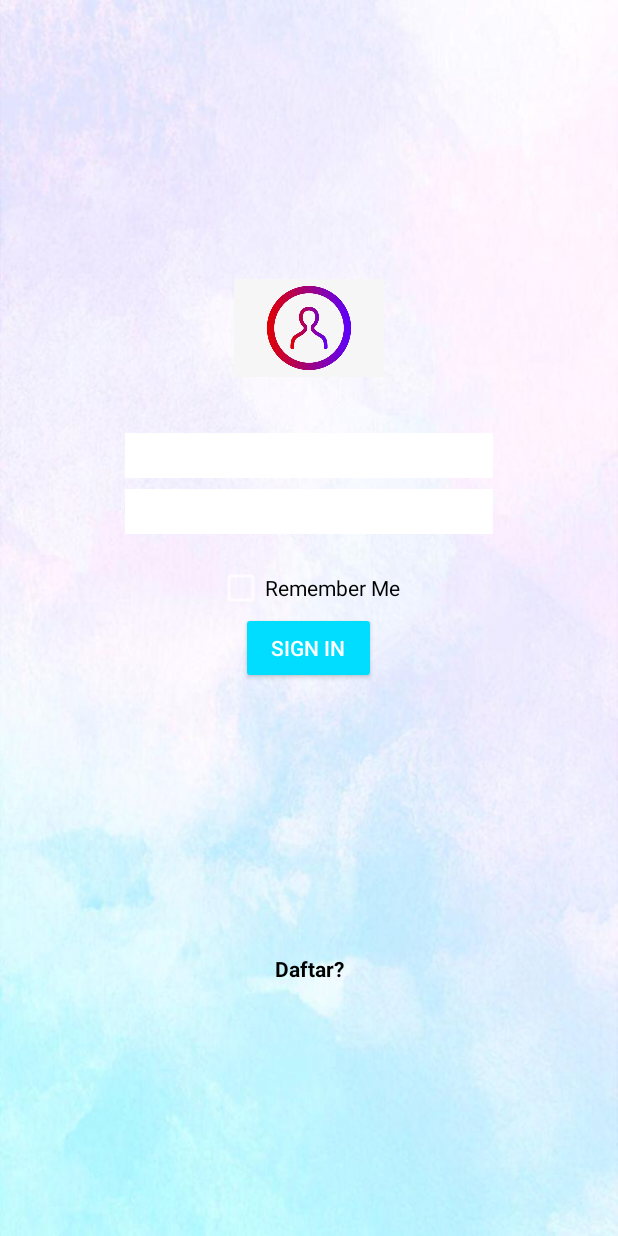
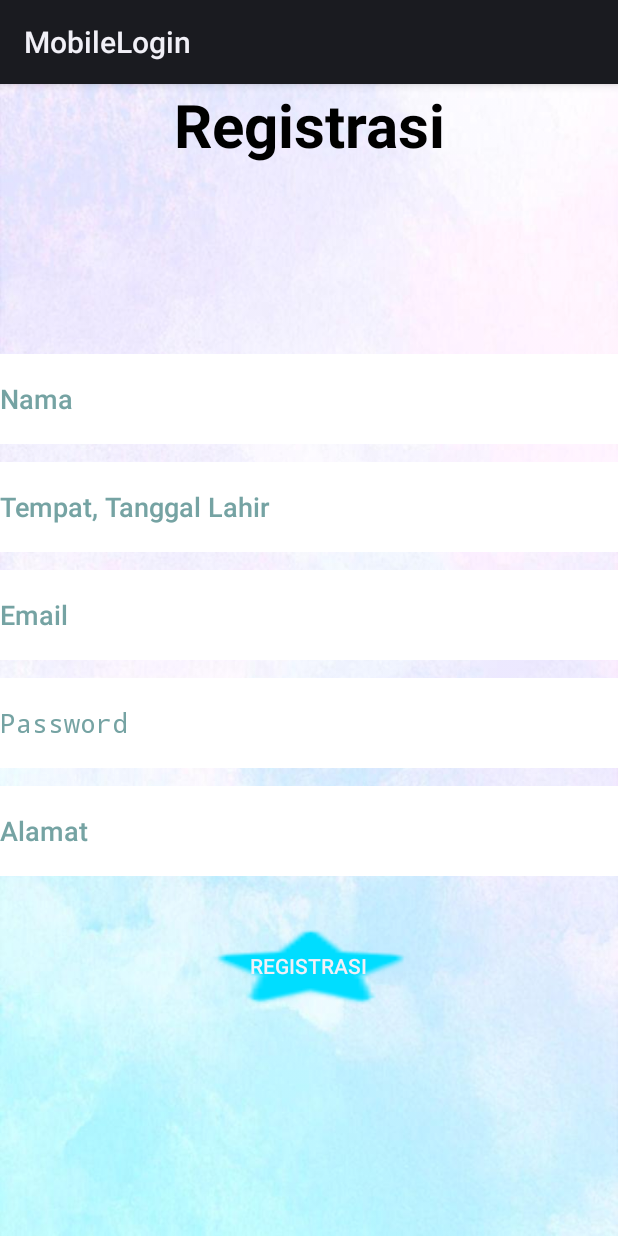
Before and after one commit to PascalPasha/MobileLogin, an Android app: the screen it shows after launch (MainActivity before the commit, activity_registrasi after it), after a tap on "Daftar?", on a phone screen of 412 x 824 dp. Run offline under Robolectric (Android 15) with nearby library versions, the phone set to English and light mode, and no system bars.

Commit message:
Membuat MenuOption dan Floating

```diff
--- a/app/build.gradle
+++ b/app/build.gradle
@@ -33,6 +33,7 @@ dependencies {
     implementation 'androidx.appcompat:appcompat:1.2.0'
     implementation 'com.google.android.material:material:1.3.0'
     implementation 'androidx.constraintlayout:constraintlayout:2.0.4'
+    implementation 'com.getbase:floatingactionbutton:1.10.1'
     testImplementation 'junit:junit:4.+'
     androidTestImplementation 'androidx.test.ext:junit:1.1.2'
     androidTestImplementation 'androidx.test.espresso:espresso-core:3.3.0'
--- a/app/src/main/java/com/example/mobilelogin/MainActivity.java
+++ b/app/src/main/java/com/example/mobilelogin/MainActivity.java
@@ -1,10 +1,14 @@
 package com.example.mobilelogin;
 
+import androidx.annotation.NonNull;
 import androidx.appcompat.app.AppCompatActivity;
 
 
+import android.app.Activity;
 import android.content.Intent;
 import android.os.Bundle;
+import android.view.Menu;
+import android.view.MenuItem;
 import android.view.View;
 import android.widget.Button;
 import android.widget.EditText;
@@ -13,7 +17,7 @@ import android.widget.Toast;
 
 
 
-public class MainActivity extends AppCompatActivity {
+public class MainActivity extends Activity {
     Button button;
     TextView regis;
     EditText edemail,edpassword;
@@ -37,8 +41,8 @@ public class MainActivity extends AppCompatActivity {
                 mail = edemail.getText().toString();
                 pwd = edpassword.getText().toString();
 
-                String email = "pahlevi.pasha09@gmail.com";
-                String pass = "12345";
+                String mail = "pahlevi.pasha09@gmail.com";
+                String pwd = "12345";
 
                 if (mail.equals("") || pwd.equals("")){
                     Toast.makeText(MainActivity.this, "Mohon diisi terlebih dahulu username dan password nya !", Toast.LENGTH_SHORT).show();
@@ -48,14 +52,10 @@ public class MainActivity extends AppCompatActivity {
                     {
                         Toast.makeText(MainActivity.this, "Login berhasil ...", Toast.LENGTH_SHORT).show();
 
-                        Bundle y = new Bundle();
-                        y.putString("a", mail.trim());
-                        y.putString("b", pwd.trim());
 
                         Intent next = new Intent(MainActivity.this, Hasil.class);startActivity(next);
 
-                        next.putExtras(y);
-                        startActivity(next);
+
                     }
                     else {
                         Toast.makeText(MainActivity.this, "Login gagal ... ", Toast.LENGTH_SHORT).show();
@@ -75,4 +75,21 @@ public class MainActivity extends AppCompatActivity {
             }
         });
     }
+
+
+    @Override
+    public boolean onCreateOptionsMenu(Menu menu) {
+        getMenuInflater().inflate(R.menu.menu, menu);
+        return super.onCreateOptionsMenu(menu);
+
+    }
+
+    @Override
+    public boolean onOptionsItemSelected( MenuItem item) {
+        if (item.getItemId() == R.id.about){
+            Toast.makeText(this, "Versi yang kamu pakai sudah dalam versi terbaru", Toast.LENGTH_SHORT).show();
+        }
+        return super.onOptionsItemSelected(item);
+    }
+
 }
--- /dev/null
+++ b/app/src/main/java/com/example/mobilelogin/activity_registrasi.java
@@ -0,0 +1,65 @@
+package com.example.mobilelogin;
+
+import androidx.appcompat.app.AlertDialog;
+
+
+import android.app.Activity;
+import android.content.DialogInterface;
+import android.os.Bundle;
+import android.view.View;
+import android.widget.Button;
+import android.widget.EditText;
+
+
+
+public class activity_registrasi extends Activity {
+    Button button;
+
+    @Override
+    protected void onCreate(Bundle savedInstanceState) {
+        super.onCreate(savedInstanceState);
+        setContentView(R.layout.activity_registrasi);
+
+        button=(Button)findViewById(R.id.btnRegis);
+        EditText nama =(EditText)findViewById(R.id.edNama);
+
+
+        button.setOnClickListener(new View.OnClickListener() {
+            @Override
+            public void onClick(View v) {
+                showDialog();
+
+
+            }
+        });
+    }
+
+
+
+
+    private void showDialog(){
+        AlertDialog.Builder alertDialogBuilder = new AlertDialog.Builder(
+                this);
+
+        alertDialogBuilder.setTitle("Apakah data yang anda masukkan sudah benar ? ");
+
+        alertDialogBuilder
+                .setMessage("Klik Ya jika benar")
+                .setIcon(R.mipmap.ic_launcher)
+                .setCancelable(false)
+                .setPositiveButton("Ya",new DialogInterface.OnClickListener() {
+                    public void onClick(DialogInterface dialog,int id) {
+                        activity_registrasi.this.finish();
+                    }
+                })
+                .setNegativeButton("Tidak, jika ingin keluar",new DialogInterface.OnClickListener() {
+                    public void onClick(DialogInterface dialog, int id) {
+                        dialog.cancel();
+                    }
+                });
+
+
+        AlertDialog alertDialog = alertDialogBuilder.create();
+        alertDialog.show();
+    }
+}
--- /dev/null
+++ b/app/src/main/res/drawable/ic_baseline_add_shopping_cart_24.xml
@@ -0,0 +1,5 @@
+<vector android:height="24dp" android:tint="#FFFFFF"
+    android:viewportHeight="24" android:viewportWidth="24"
+    android:width="24dp" xmlns:android="http://schemas.android.com/apk/res/android">
+    <path android:fillColor="@android:color/white" android:pathData="M11,9h2L13,6h3L16,4h-3L13,1h-2v3L8,4v2h3v3zM7,18c-1.1,0 -1.99,0.9 -1.99,2S5.9,22 7,22s2,-0.9 2,-2 -0.9,-2 -2,-2zM17,18c-1.1,0 -1.99,0.9 -1.99,2s0.89,2 1.99,2 2,-0.9 2,-2 -0.9,-2 -2,-2zM7.17,14.75l0.03,-0.12 0.9,-1.63h7.45c0.75,0 1.41,-0.41 1.75,-1.03l3.86,-7.01L19.42,4h-0.01l-1.1,2 -2.76,5L8.53,11l-0.13,-0.27L6.16,6l-0.95,-2 -0.94,-2L1,2v2h2l3.6,7.59 -1.35,2.45c-0.16,0.28 -0.25,0.61 -0.25,0.96 0,1.1 0.9,2 2,2h12v-2L7.42,15c-0.13,0 -0.25,-0.11 -0.25,-0.25z"/>
+</vector>
--- /dev/null
+++ b/app/src/main/res/layout/activity_registrasi.xml
@@ -0,0 +1,89 @@
+<?xml version="1.0" encoding="utf-8"?>
+<RelativeLayout xmlns:android="http://schemas.android.com/apk/res/android"
+    xmlns:app="http://schemas.android.com/apk/res-auto"
+    xmlns:tools="http://schemas.android.com/tools"
+    android:layout_width="match_parent"
+    android:layout_height="match_parent"
+    android:background="@drawable/background"
+    tools:context=".activity_registrasi">
+
+    <TextView
+        android:id="@+id/txRegis"
+        android:layout_width="match_parent"
+        android:layout_height="60dp"
+        android:text="@string/tRegistrasi"
+        android:textColor="@color/black"
+        android:textSize="40sp"
+        android:textAlignment="center"
+        android:textStyle="bold"
+        android:layout_marginBottom="120dp"/>
+
+    <EditText
+        android:id="@+id/edNama"
+        android:layout_width="match_parent"
+        android:layout_height="60dp"
+        android:layout_below="@id/txRegis"
+        android:hint="@string/tNama"
+        android:textColorHint="@color/grey"
+        android:background="@color/white"
+        android:textColor="@color/black"
+        android:layout_marginBottom="12dp"/>
+
+    <EditText
+        android:id="@+id/edTTL"
+        android:inputType="text"
+        android:layout_width="match_parent"
+        android:layout_height="60dp"
+        android:layout_below="@id/edNama"
+        android:hint="@string/tTTL"
+        android:textColorHint="@color/grey"
+        android:background="@color/white"
+        android:textColor="@color/black"
+        android:layout_marginBottom="12dp"/>
+
+    <EditText
+        android:id="@+id/edEmail"
+        android:layout_width="match_parent"
+        android:layout_height="60dp"
+        android:layout_below="@id/edTTL"
+        android:hint="@string/temail"
+        android:textColorHint="@color/grey"
+        android:background="@color/white"
+        android:textColor="@color/black"
+        android:layout_marginBottom="12dp"/>
+
+    <EditText
+        android:id="@+id/edpassword"
+        android:layout_width="match_parent"
+        android:layout_height="60dp"
+        android:layout_below="@id/edEmail"
+        android:hint="@string/tpassword"
+        android:textColorHint="@color/grey"
+        android:inputType="textPassword"
+        android:background="@color/white"
+        android:textColor="@color/black"
+        android:layout_marginBottom="12dp"/>
+
+    <EditText
+        android:id="@+id/edAlamat"
+        android:layout_width="match_parent"
+        android:layout_height="60dp"
+        android:layout_below="@id/edpassword"
+        android:hint="@string/tAlamat"
+        android:textColorHint="@color/grey"
+        android:background="@color/white"
+        android:textColor="@color/black"
+        android:layout_marginBottom="30dp"/>
+
+    <Button
+        android:id="@+id/btnRegis"
+        android:layout_width="150dp"
+        android:layout_height="60dp"
+        android:layout_below="@id/edAlamat"
+        android:layout_centerInParent="true"
+        android:layout_marginBottom="12dp"
+        android:background="@android:drawable/btn_star"
+        android:text="@string/txbtnRegis"
+        android:backgroundTint="@android:color/holo_blue_bright"/>
+
+</RelativeLayout>
--- /dev/null
+++ b/app/src/main/res/menu/menu.xml
@@ -0,0 +1,8 @@
+<?xml version="1.0" encoding="utf-8"?>
+<menu xmlns:app="http://schemas.android.com/apk/res-auto"
+    xmlns:android="http://schemas.android.com/apk/res/android">
+
+    <item
+        android:id="@+id/about"
+        android:title="@string/tAbout" />
+</menu>
--- a/app/src/main/res/values/strings.xml
+++ b/app/src/main/res/values/strings.xml
@@ -15,4 +15,5 @@
     <string name="tvhasil">Selamat Datang</string>
     <string name="tvemail">Hasil Email</string>
     <string name="tvpassword">Hasil Password</string>
+    <string name="tAbout">About</string>
 </resources>
```
Also changed, not shown: app/src/main/AndroidManifest.xml (+5 -2 lines), app/src/main/java/com/example/mobilelogin/Hasil.java (+19 -12 lines), app/src/main/res/drawable/bg_label.xml (added, +13 -0 lines), app/src/main/res/drawable/ic_email.xml (added, +10 -0 lines), app/src/main/res/drawable/ic_message.xml (added, +10 -0 lines), app/src/main/res/layout/activity_hasil.xml (+26 -47 lines), app/src/main/res/values/styles.xml (added, +12 -0 lines).
